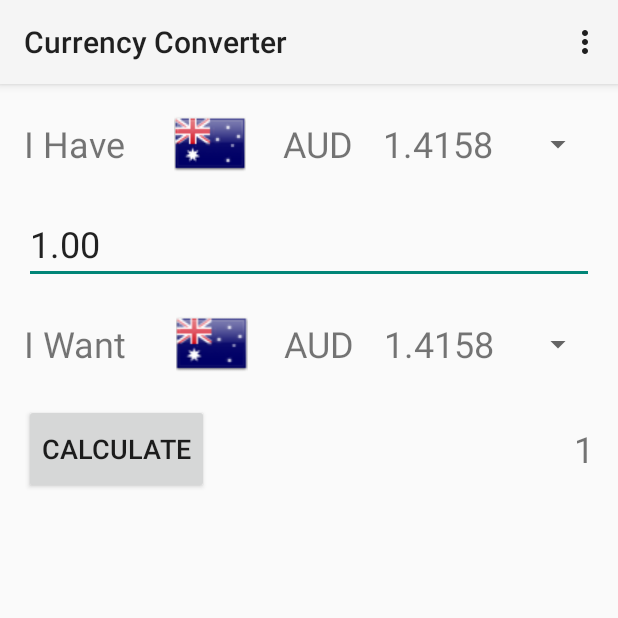
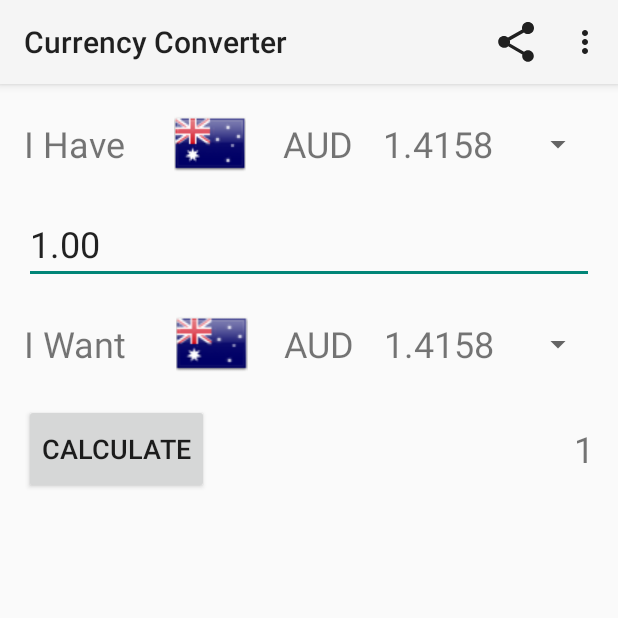
Before and after one commit to icicala/MAD, an Android app: the screen it shows after launch (MainActivity), after a tap on "CALCULATE", on a phone screen of 412 x 824 dp, the top half of it. Run offline under Robolectric (Android 15) with nearby library versions, the phone set to English and light mode, and no system bars.

Commit message:
feat(Exercises 4) Exercises 4.3: Include Share-Button

```diff
--- a/app/src/main/AndroidManifest.xml
+++ b/app/src/main/AndroidManifest.xml
@@ -11,7 +11,7 @@
         android:theme="@style/Theme.AppCompat.Light.NoActionBar">
         <activity
             android:name=".CurrencyListActivity"
-            android:exported="false"></activity>
+            android:exported="false" />
         <activity
             android:name=".MainActivity"
             android:exported="true">
@@ -22,5 +22,10 @@
             </intent-filter>
         </activity>
     </application>
-
+    <queries>
+        <intent>
+            <action android:name="android.intent.action.SEND" />
+            <data android:mimeType="text/plain" />
+        </intent>
+    </queries>
 </manifest>
--- a/app/src/main/java/de/thu/hallomad/MainActivity.java
+++ b/app/src/main/java/de/thu/hallomad/MainActivity.java
@@ -2,7 +2,9 @@ package de.thu.hallomad;
 
 import androidx.annotation.NonNull;
 import androidx.appcompat.app.AppCompatActivity;
+import androidx.appcompat.widget.ShareActionProvider;
 import androidx.appcompat.widget.Toolbar;
+import androidx.core.view.MenuItemCompat;
 
 import android.content.Intent;
 import android.os.Bundle;
@@ -25,6 +27,7 @@ public class MainActivity extends AppCompatActivity {
     private Spinner spinnerFrom;
     private Spinner spinnerTo;
     private ExchangeRateDatabase data;
+    private ShareActionProvider shareActionProvider;
 
     @Override
     protected void onCreate(Bundle savedInstanceState) {
@@ -65,14 +68,30 @@ public class MainActivity extends AppCompatActivity {
         decimalFormat.setRoundingMode(RoundingMode.CEILING);
         double finalResult = data.convert(valueInserted, source, target);
         resultView.setText(decimalFormat.format(finalResult));
+        String messageShare = "Currency Converter says: " +
+                valueInserted + " " + source + " are " + decimalFormat.format(finalResult) + " " + target;
+        setShareText(messageShare);
     }
 
     @Override
     public boolean onCreateOptionsMenu(Menu menu) {
         getMenuInflater().inflate(R.menu.menu, menu);
+        MenuItem shareItem = menu.findItem(R.id.id_share);
+        shareActionProvider = (ShareActionProvider)
+                MenuItemCompat.getActionProvider(shareItem);
+        setShareText(null);
         return true;
 
 
+    }
+
+    private void setShareText(String text) {
+        Intent shareIntent = new Intent(Intent.ACTION_SEND);
+        shareIntent.setType("text/plain");
+        if (text != null) {
+            shareIntent.putExtra(Intent.EXTRA_TEXT, text);
+        }
+        shareActionProvider.setShareIntent(shareIntent);
     }
 
     @Override
--- a/app/src/main/res/menu/menu.xml
+++ b/app/src/main/res/menu/menu.xml
@@ -11,4 +11,12 @@
         android:title="@string/currency_list"
         app:showAsAction="never" />
 
+    <item
+        android:id="@+id/id_share"
+        android:orderInCategory="200"
+        android:title="@string/share"
+        app:actionProviderClass="androidx.appcompat.widget.ShareActionProvider"
+        app:showAsAction="ifRoom" />
+
+
 </menu>
--- a/app/src/main/res/values/strings.xml
+++ b/app/src/main/res/values/strings.xml
@@ -7,5 +7,6 @@
     <string name="DefaultValue">1.00</string>
     <string name="flag_country">Flag country</string>
     <string name="currency_list">Currency List</string>
+    <string name="share">Share</string>
 
 </resources>
```
